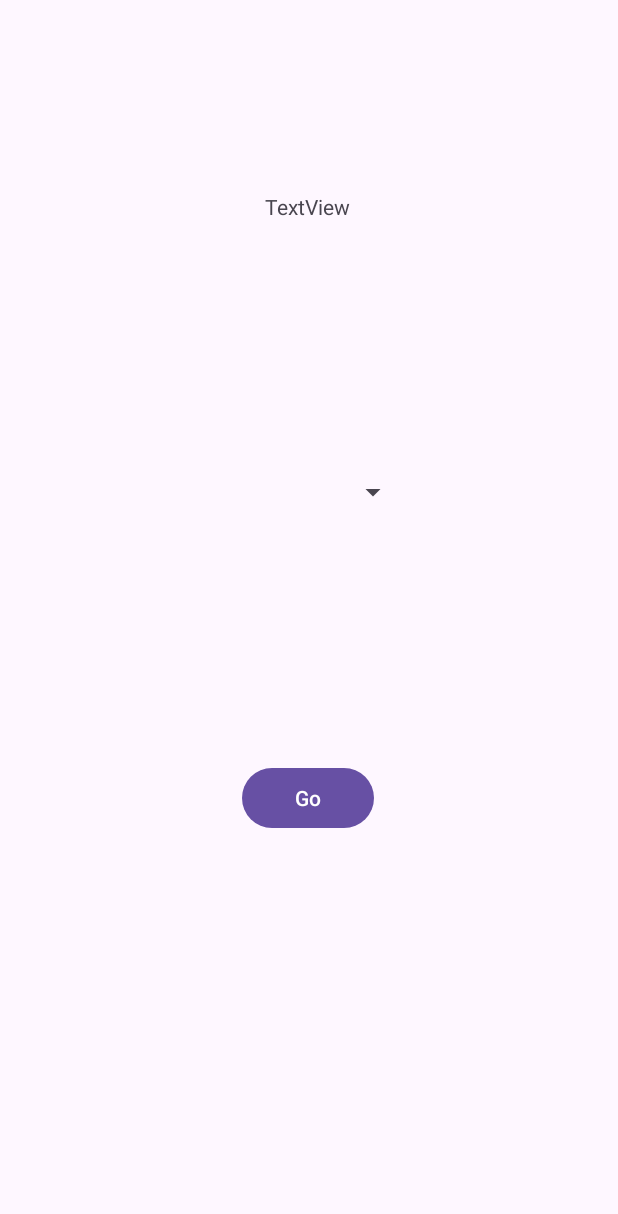
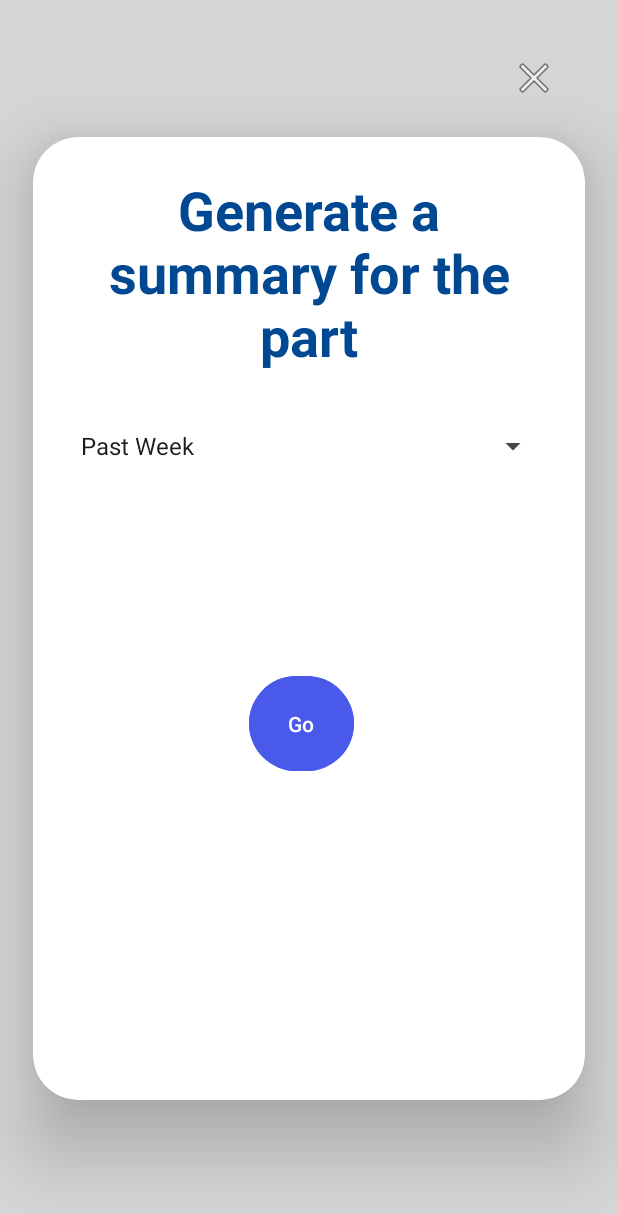
Before and after one commit to tkim602/spotify-wrapped, an Android app: the layout generate.xml on its own in the app's theme, with its tools: preview values and no code run, on a phone screen of 412 x 824 dp. Shown: the top 1214 px of the screen. Run offline under Robolectric (Android 15) with nearby library versions, the phone set to English and light mode, and no system bars.

Commit message:
Generate Page V2

```diff
--- a/app/src/main/res/layout/generate.xml
+++ b/app/src/main/res/layout/generate.xml
@@ -4,36 +4,79 @@
     xmlns:tools="http://schemas.android.com/tools"
     android:id="@+id/constraintLayout"
     android:layout_width="match_parent"
-    android:layout_height="match_parent">
+    android:layout_height="match_parent"
+    android:background="#FFFFFF">
+
+    <ImageView
+        android:id="@+id/imageView13"
+        android:layout_width="730dp"
+        android:layout_height="1064dp"
+        android:scaleY="1.37"
+        app:layout_constraintBottom_toBottomOf="parent"
+        app:layout_constraintEnd_toEndOf="parent"
+        app:layout_constraintStart_toStartOf="parent"
+        app:layout_constraintTop_toTopOf="parent"
+        app:srcCompat="@mipmap/blue_patterns_foreground" />
+
+    <androidx.cardview.widget.CardView
+        android:id="@+id/cardView"
+        android:layout_width="368dp"
+        android:layout_height="642dp"
+        android:layout_margin="40dp"
+        app:cardCornerRadius="30dp"
+        app:cardElevation="30dp"
+        app:layout_constraintBottom_toBottomOf="parent"
+        app:layout_constraintEnd_toEndOf="parent"
+        app:layout_constraintStart_toStartOf="parent"
+        app:layout_constraintTop_toTopOf="parent">
+
+        <LinearLayout
+            android:layout_width="match_parent"
+            android:layout_height="wrap_content"
+            android:layout_gravity="center_horizontal"
+            android:orientation="vertical"
+            android:padding="24dp">
 
             <TextView
-        android:id="@+id/textView"
-        android:layout_width="wrap_content"
+                android:id="@+id/generateText"
+                android:layout_width="match_parent"
                 android:layout_height="wrap_content"
-        android:layout_marginTop="128dp"
-        android:text="TextView"
-        app:layout_constraintEnd_toEndOf="parent"
-        app:layout_constraintHorizontal_bias="0.498"
-        app:layout_constraintStart_toStartOf="parent"
-        app:layout_constraintTop_toTopOf="parent" />
+                android:text="@string/gen_text"
+                android:textAlignment="center"
+                android:textColor="#014893"
+                android:textSize="36sp"
+                android:textStyle="bold" />
 
             <Spinner
-        android:id="@+id/spinner"
-        android:layout_width="133dp"
+                android:id="@+id/spinner_generate"
+                android:layout_width="match_parent"
                 android:layout_height="48dp"
-        app:layout_constraintBottom_toTopOf="@+id/button_go"
-        app:layout_constraintEnd_toEndOf="parent"
-        app:layout_constraintStart_toStartOf="parent"
-        app:layout_constraintTop_toBottomOf="@+id/textView" />
+                android:layout_marginVertical="25dp"
+                android:entries="@array/times" />
 
             <Button
                 android:id="@+id/button_go"
+                android:layout_width="70dp"
+                android:layout_height="71dp"
+                android:layout_marginHorizontal="120dp"
+                android:layout_marginVertical="100dp"
+                android:backgroundTint="#4959EA"
+                android:text="Go"
+                android:textAlignment="center" />
+
+
+        </LinearLayout>
+
+    </androidx.cardview.widget.CardView>
+
+    <ImageView
+        android:id="@+id/imageView"
         android:layout_width="wrap_content"
         android:layout_height="wrap_content"
-        android:layout_marginBottom="268dp"
-        android:text="Go"
-        app:layout_constraintBottom_toBottomOf="parent"
+        android:layout_marginTop="36dp"
+        android:layout_marginEnd="40dp"
         app:layout_constraintEnd_toEndOf="parent"
-        app:layout_constraintHorizontal_bias="0.498"
-        app:layout_constraintStart_toStartOf="parent" />
+        app:layout_constraintTop_toTopOf="parent"
+        app:srcCompat="@android:drawable/ic_menu_close_clear_cancel" />
+
 </androidx.constraintlayout.widget.ConstraintLayout>
--- a/app/src/main/res/values/strings.xml
+++ b/app/src/main/res/values/strings.xml
@@ -1,3 +1,10 @@
 <resources>
     <string name="app_name">SpotifyWrapped</string>
+    <string name="gen_text">Generate a summary for the part</string>
+    <string-array name="times">
+        <item>Past Week</item>
+        <item>Past Month</item>
+        <item>Past Year</item>
+        <item>All Time</item>
+    </string-array>
 </resources>
```
Also changed, not shown: app/src/main/res/drawable/ic_launcher_background.xml (deleted, +0 -170 lines), app/src/main/res/drawable/ic_launcher_foreground.xml (deleted, +0 -30 lines). Lines whose indentation alone changed are shown as unchanged.
